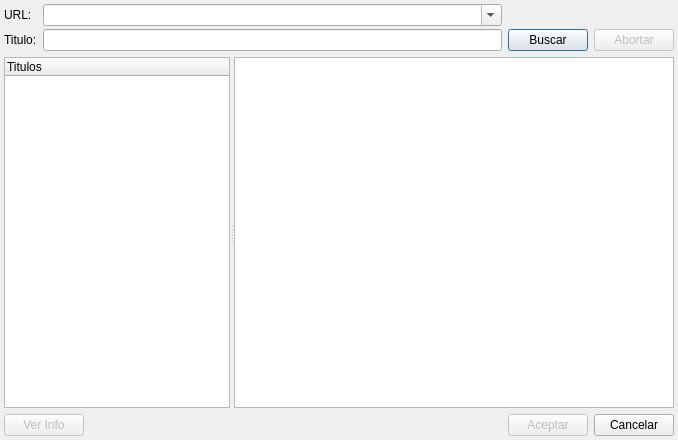
Above: ui/importar_juego_info.ui from Monthy/gr-lida before the change. Below: the same form after it.
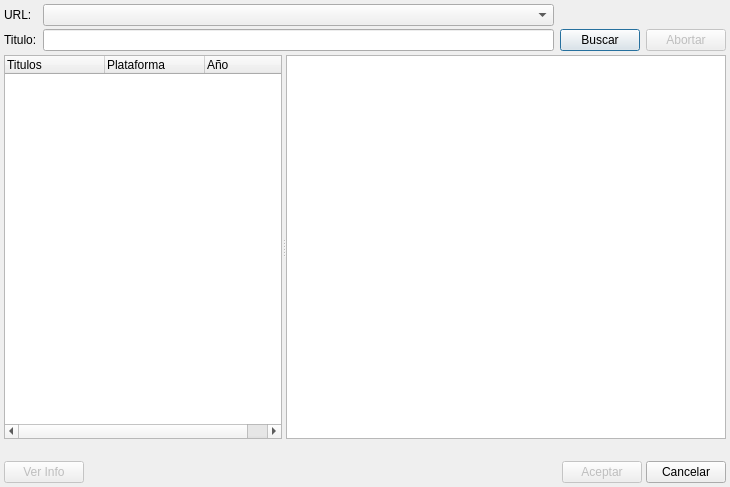
That is the form after the change. Icons and pictures are not drawn.

Commit message: Reescrito casi por completo las dos clases de importar los datos de un juego: grlida_importar_juego y grlida_importar_juego_info y añadiendo a este último la posibilidad de obtener datos desde www.mobygames.com

```diff
--- a/ui/importar_juego_info.ui
+++ b/ui/importar_juego_info.ui
@@ -5,8 +5,8 @@
    <rect>
     <x>0</x>
     <y>0</y>
-    <width>678</width>
-    <height>440</height>
+    <width>730</width>
+    <height>487</height>
    </rect>
   </property>
   <property name="windowTitle" >
@@ -15,21 +15,15 @@
   <property name="windowIcon" >
    <iconset resource="../res/grlida.qrc" >:/img16/datos_1.png</iconset>
   </property>
-  <layout class="QVBoxLayout" >
-   <property name="leftMargin" >
+  <layout class="QVBoxLayout" name="verticalLayout" >
+   <property name="spacing" >
     <number>4</number>
    </property>
-   <property name="topMargin" >
-    <number>4</number>
-   </property>
-   <property name="rightMargin" >
-    <number>4</number>
-   </property>
-   <property name="bottomMargin" >
+   <property name="margin" >
     <number>4</number>
    </property>
    <item>
-    <layout class="QGridLayout" >
+    <layout class="QGridLayout" name="gridLayout" >
      <property name="horizontalSpacing" >
       <number>6</number>
      </property>
@@ -46,7 +40,7 @@
      <item row="0" column="1" >
       <widget class="QComboBox" name="cbxDbXml" >
        <property name="editable" >
-        <bool>true</bool>
+        <bool>false</bool>
        </property>
       </widget>
      </item>
@@ -87,6 +81,12 @@
    </item>
    <item>
     <widget class="QSplitter" name="splitter" >
+     <property name="sizePolicy" >
+      <sizepolicy vsizetype="Expanding" hsizetype="Expanding" >
+       <horstretch>0</horstretch>
+       <verstretch>0</verstretch>
+      </sizepolicy>
+     </property>
      <property name="orientation" >
       <enum>Qt::Horizontal</enum>
      </property>
@@ -126,6 +126,16 @@
         <string>Titulos</string>
        </property>
       </column>
+      <column>
+       <property name="text" >
+        <string>Plataforma</string>
+       </property>
+      </column>
+      <column>
+       <property name="text" >
+        <string>Año</string>
+       </property>
+      </column>
      </widget>
      <widget class="QTextBrowser" name="txtb_info" >
       <property name="minimumSize" >
@@ -138,7 +148,14 @@
     </widget>
    </item>
    <item>
-    <layout class="QHBoxLayout" >
+    <widget class="QLabel" name="lb_status" >
+     <property name="text" >
+      <string/>
+     </property>
+    </widget>
+   </item>
+   <item>
+    <layout class="QHBoxLayout" name="horizontalLayout" >
      <item>
       <widget class="QPushButton" name="btnVerInfo" >
        <property name="enabled" >
```
Left out of the diff: 27 changed lines with no effect on the pictures. The commit also changes 5 other files.
